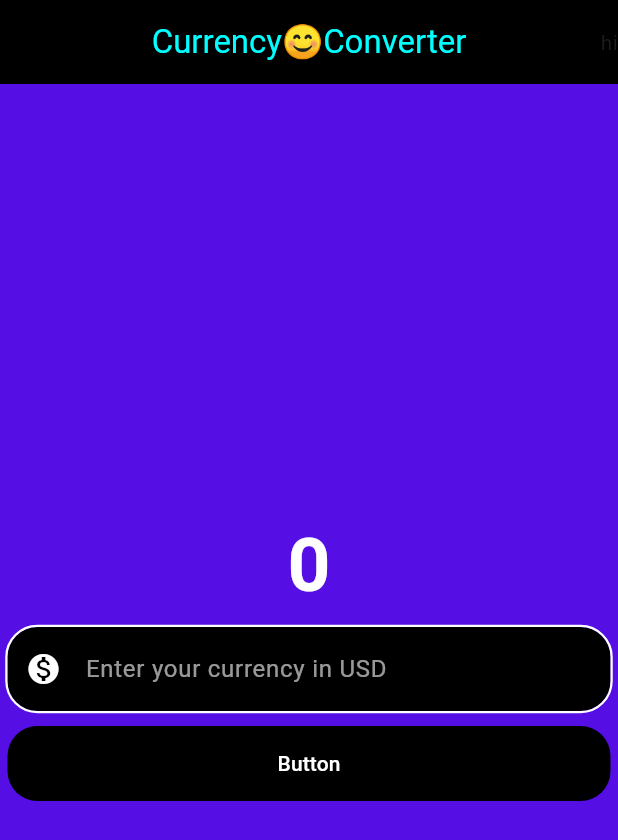
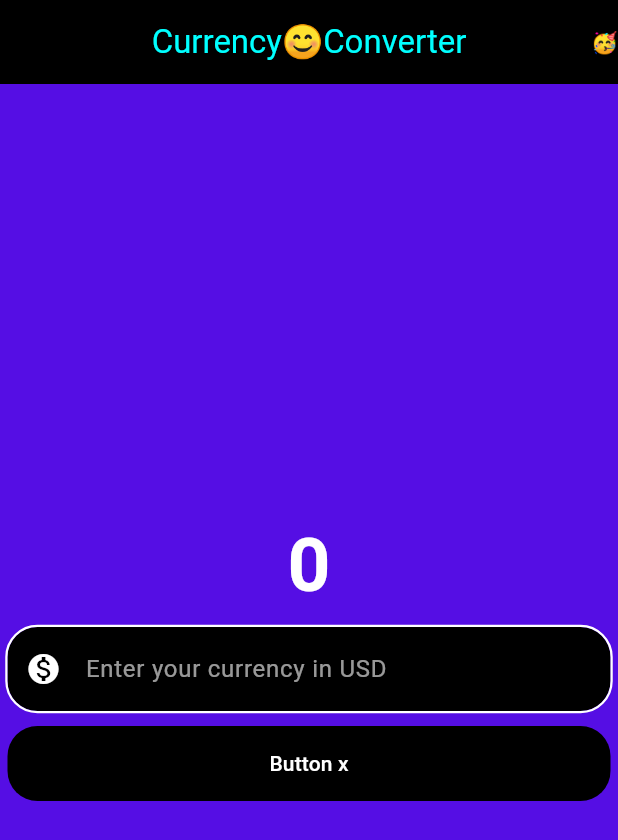
Before and after one commit to princechaudhary874/my_app, a Flutter app: the screen it shows after launch, on a phone screen of 412 x 824 dp. Shown: the top 840 px of the screen. Run offline on Flutter 3.47's test engine with Material 3 defaults, Android fonts, the phone set to English and light mode, and no system bars.

Commit message:
completing upto stateless widgets

```diff
--- a/lib/currency_converter.dart
+++ b/lib/currency_converter.dart
@@ -33,8 +33,9 @@ class CurrencyConverter extends StatelessWidget {
           ),
         ),
         centerTitle: true,
-        // action widgets
-        actions: [Text('hi')],
+        // action widgets shows in right
+        actions: [Text('🥳')],
+        // leading widgets shows in left
       ),
       body: Center(
         // Center widget to center the column on screen
@@ -85,10 +86,16 @@ class CurrencyConverter extends StatelessWidget {
               child: TextButton(
                 onPressed: () {
                   // Placeholder function for the button press action
+                  // debug, release, profile
+                  // debugPrint is used during testing and and debugging application
+                  // release is used while how our app look like during production
+                  // profile= mixture of debug and release
+
                   print(
                       'Button Clicked Successfully'); // Console log for a successful button click
                 },
                 style: ButtonStyle(
+                  elevation: MaterialStatePropertyAll(15),
                   backgroundColor: MaterialStatePropertyAll(
                       Colors.black), // Background color of the button
                   foregroundColor: MaterialStatePropertyAll(
@@ -102,7 +109,8 @@ class CurrencyConverter extends StatelessWidget {
                     ),
                   ), // Minimum size of the button
                 ),
-                child: Text('Button' // Text displayed inside the button
+                // child:Icon(Icons.money),
+                child: Text('Button x' // Text displayed inside the button
                     ),
               ),
             )
```
